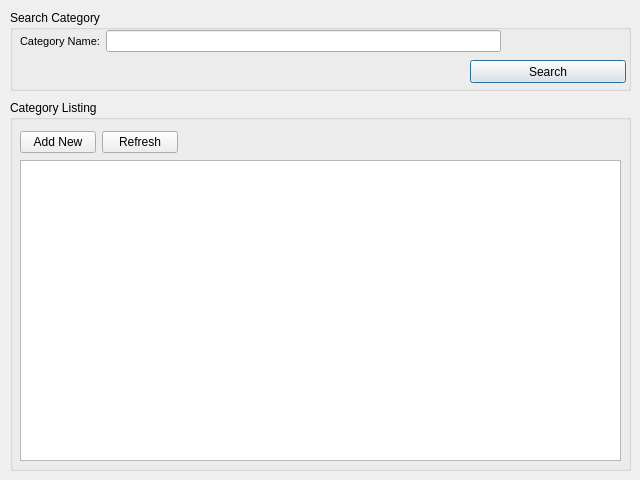
First picture: the form in category_mst.ui, repository ksk102/Pers, before the edit.
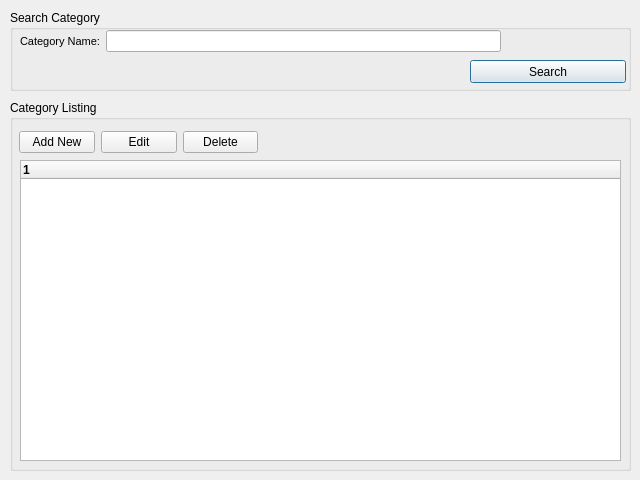
Second picture: the form after the edit.

Commit message:
Updated Category Master
-Category Master, can now show the listing and delete record
-Code clean up

The edit to the form file:
```diff
--- a/category_mst.ui
+++ b/category_mst.ui
@@ -78,7 +78,10 @@
    <property name="title">
     <string>Category Listing</string>
    </property>
-   <widget class="QTableView" name="tv_catListing">
+   <widget class="QTreeWidget" name="tw_catList">
+    <property name="enabled">
+     <bool>true</bool>
+    </property>
     <property name="geometry">
      <rect>
       <x>10</x>
@@ -87,13 +90,36 @@
       <height>301</height>
      </rect>
     </property>
+    <property name="font">
+     <font>
+      <weight>50</weight>
+      <bold>false</bold>
+     </font>
+    </property>
+    <property name="indentation">
+     <number>10</number>
+    </property>
+    <column>
+     <property name="text">
+      <string>1</string>
+     </property>
+     <property name="toolTip">
+      <string/>
+     </property>
+     <property name="font">
+      <font>
+       <weight>75</weight>
+       <bold>true</bold>
+      </font>
+     </property>
+    </column>
    </widget>
-   <widget class="QWidget" name="layoutWidget">
+   <widget class="QWidget" name="">
     <property name="geometry">
      <rect>
-      <x>10</x>
+      <x>9</x>
       <y>30</y>
-      <width>158</width>
+      <width>239</width>
       <height>25</height>
      </rect>
     </property>
@@ -108,7 +134,14 @@
      <item>
       <widget class="QPushButton" name="btn_refresh">
        <property name="text">
-        <string>Refresh</string>
+        <string>Edit</string>
+       </property>
+      </widget>
+     </item>
+     <item>
+      <widget class="QPushButton" name="btn_delete">
+       <property name="text">
+        <string>Delete</string>
        </property>
       </widget>
      </item>
```
Left out of the diff: 10 changed lines with no effect on the pictures. The commit also changes 7 other files.
